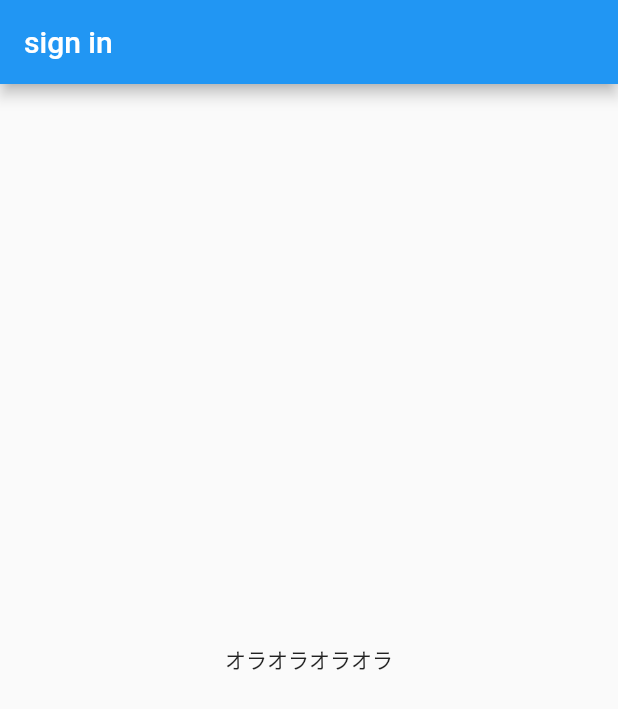
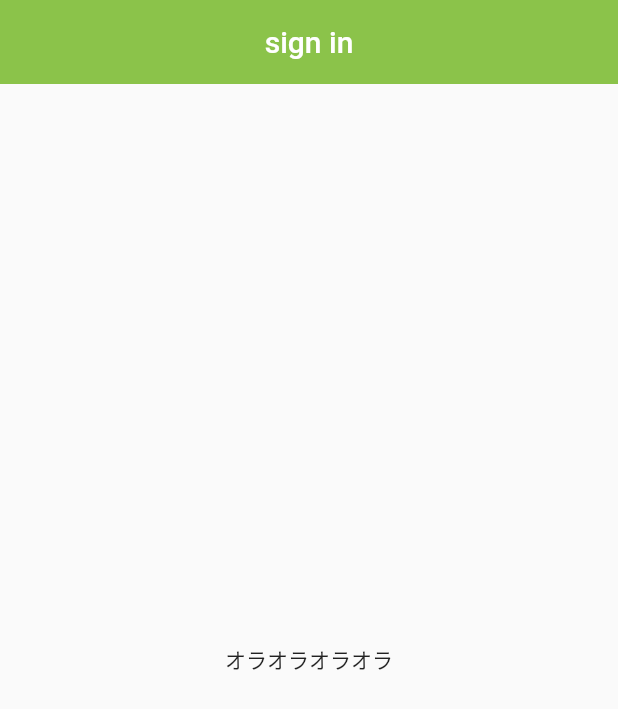
Before and after one commit to Nkoyama/CarOwnerConnect, a Flutter app: the screen it shows after launch, on a phone screen of 412 x 824 dp. Shown: the top 709 px of the screen. Run offline on Flutter 3.47's test engine with Material 2 defaults, Android fonts, the phone set to English and light mode, and no system bars.

Commit message:
title bar 色変更

```diff
--- a/car_owner_connect/lib/import/header.dart
+++ b/car_owner_connect/lib/import/header.dart
@@ -7,7 +7,10 @@ class Header extends StatelessWidget with PreferredSizeWidget{
   @override
   Widget build(BuildContext context) {
     return AppBar(
-      title: Text('sign in'),
+      title: Text('sign in',),
+      backgroundColor: Colors.lightGreen,
+      centerTitle: true,
+      elevation: 0.0,
     );
   }
 }
```
